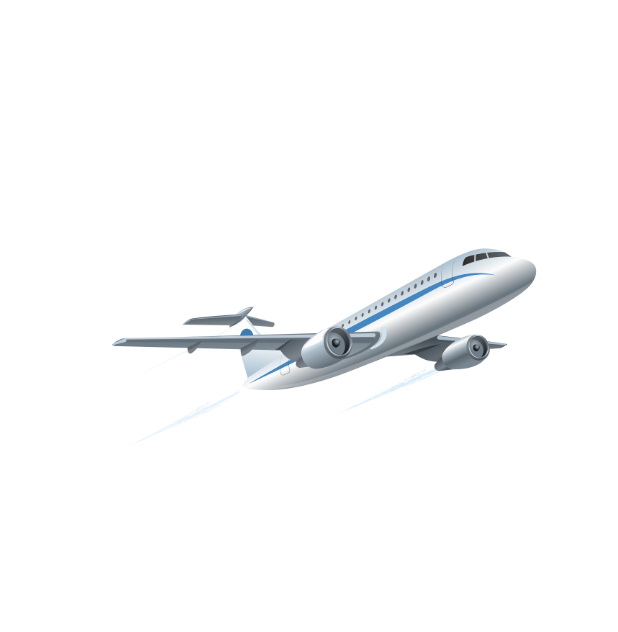
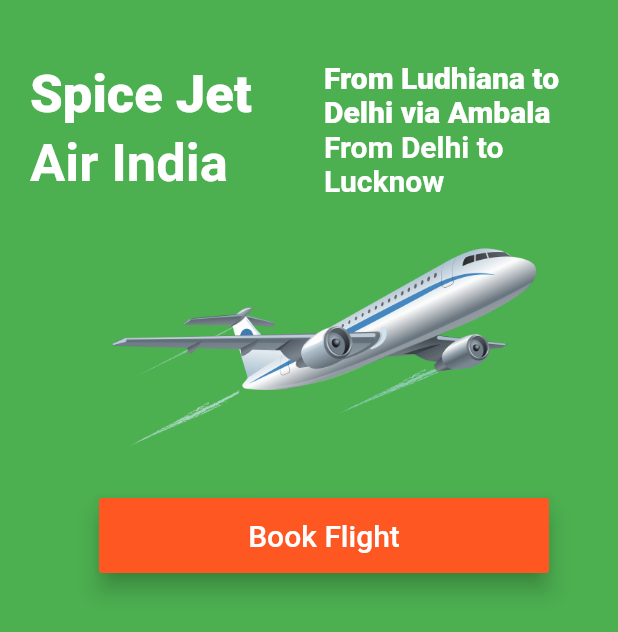
Before and after one commit to rathorerahul586/flutter_app, a Flutter app: the screen it shows after launch, on a phone screen of 412 x 824 dp. Shown: the top 632 px of the screen. Run offline on Flutter 3.47's test engine with Material 2 defaults, Android fonts, the phone set to English and light mode, and no system bars; Roboto replaces fonts that are missing (ZCOOLXiaoWei).

Commit message:
2.6 Button with on press and Alert Dialog

```diff
--- a/lib/app_screens/first_screen.dart
+++ b/lib/app_screens/first_screen.dart
@@ -5,6 +5,7 @@ class MyFirstFlatter extends StatelessWidget {
   Widget build(BuildContext context) {
     return Center(
       child: Container(
+        color: Colors.green,
         padding: EdgeInsets.only(top: 40.0, left: 20.0),
         child: Column(
           children: <Widget>[
@@ -58,20 +59,49 @@ class MyFirstFlatter extends StatelessWidget {
                     ))
               ],
             ),
-            flightImage()
+            flightImage(),
+            bookingBtn(context),
           ],
         ),
       ),
     );
   }
-}
-
-class flightImage extends StatelessWidget {
-  @override
-  Widget build(BuildContext context) {
+  Container flightImage(){
     AssetImage assetImage = AssetImage('images/flight.png');
     Image flightTakeOff = Image(image: assetImage, width: 300, height: 200,);
-    return Container(child: flightTakeOff,);
+    return Container(child: flightTakeOff);
   }
 
+  Container bookingBtn(BuildContext context){
+    return Container(
+      width: 300.0,
+      height: 50.0,
+      child: RaisedButton(
+        color: Colors.deepOrange,
+        elevation: 6.0,
+        child: Text(
+          "Book Flight",
+          style: TextStyle(
+            color: Colors.white,
+            fontSize: 20.0,
+            fontFamily: 'ZCOOLXiaoWei'
+          ),
+        ),
+        onPressed: (){
+            bookFlight(context);
+        },
+      ),
+    );
+  }
+
+  void bookFlight(BuildContext context){
+    var alertDilog = AlertDialog(
+      title: Text("Flight Booked Successgully"),
+      content: Text("Have A Nice Day. Happy Journy"),
+    );
+    showDialog(context: context,
+    builder: (BuildContext context){
+      return alertDilog;
+    });
+  }
 }
```
